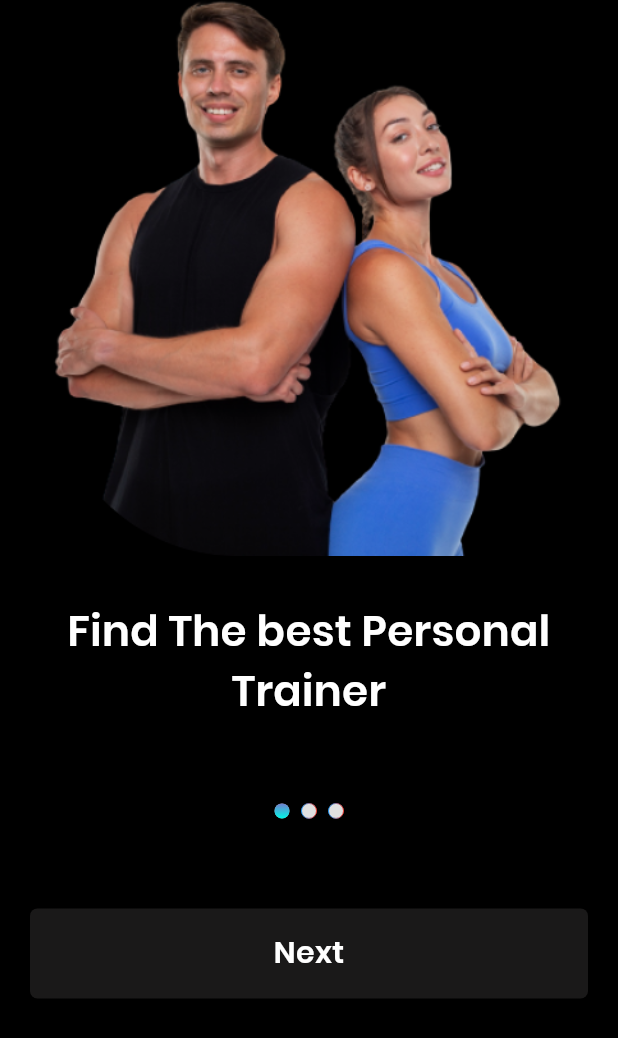
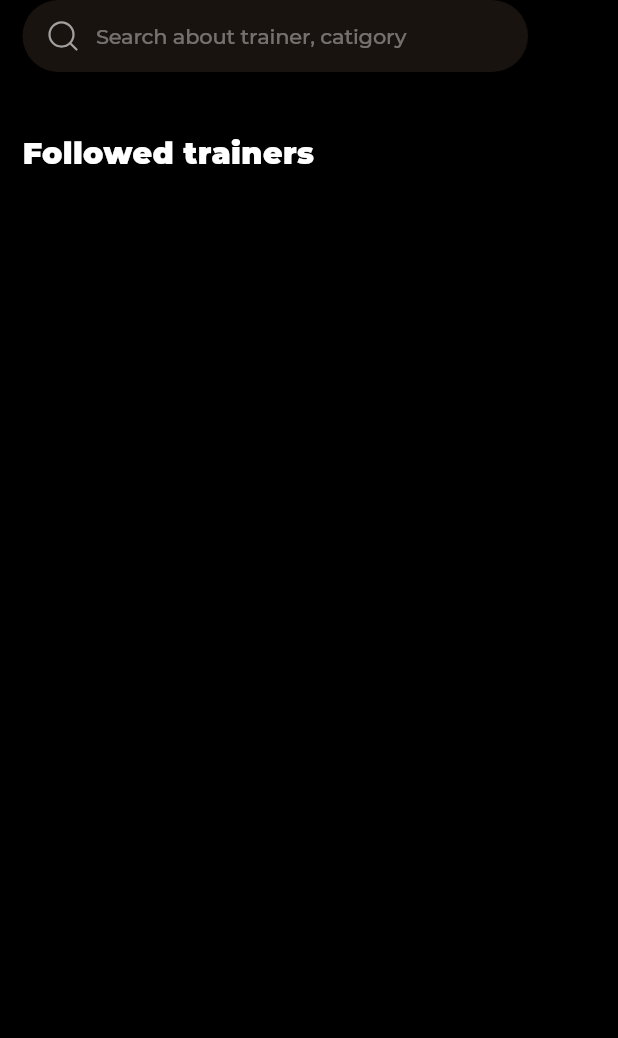
Before and after one commit to huzaifaa786/mudarribe_trainee, a Flutter app: the screen it shows after launch, on a phone screen of 412 x 824 dp. Shown: the top 1038 px of the screen. Run offline on Flutter 3.47's test engine with Material 2 defaults, Android fonts, the light colour scheme and no system bars; our stand-ins replace flutter_svg, get, get_storage, gradient_borders; project files that could hold a hidden picture were left out.

Commit message:
home page design

```diff
--- /dev/null
+++ b/lib/components/searchInput.dart
@@ -0,0 +1,40 @@
+import 'package:flutter/material.dart';
+import 'package:flutter_svg/flutter_svg.dart';
+
+class SearchInput extends StatelessWidget {
+  const SearchInput({super.key});
+
+  @override
+  Widget build(BuildContext context) {
+    return Container(
+                  width: 337,
+                  height: 48,
+                  decoration: ShapeDecoration(
+                    color: Color(0xFF18130F),
+                    shape: RoundedRectangleBorder(
+                      borderRadius: BorderRadius.circular(25),
+                    ),
+                  ),
+                  child: Padding(
+                    padding: const EdgeInsets.only(left: 15.0, right: 15.0),
+                    child: Row(children: [
+                      SvgPicture.asset('assets/images/search.svg'),
+                      const SizedBox(width:10.0,),
+                      Text(
+                        'Search about trainer, catigory',
+                        textAlign: TextAlign.center,
+                        style: TextStyle(
+                          color: Colors.white.withOpacity(0.4000000059604645),
+                          fontSize: 14,
+                          fontFamily: 'Montserrat',
+                          fontWeight: FontWeight.w500,
+                          height: 0.27,
+                          letterSpacing: -0.13,
+                        ),
+                      ),
+                    ]),
+                  ),
+                )
+              ;
+  }
+}
--- a/lib/main.dart
+++ b/lib/main.dart
@@ -4,9 +4,8 @@
 import 'package:get/get.dart';
 import 'package:get_storage/get_storage.dart';
 import 'package:mudarribe_trainee/routes/app_pages.dart';
+import 'package:mudarribe_trainee/views/home/home_view.dart';
 import 'package:mudarribe_trainee/views/splash/splash_binding.dart';
-import 'package:mudarribe_trainee/views/splash/splash_view.dart';
-
 void main() async {
   WidgetsFlutterBinding.ensureInitialized();
   await GetStorage.init();
@@ -25,11 +24,12 @@
           cursorColor: Colors.white,
         ),
         useMaterial3: true,
+        fontFamily: 'Montserrat',
       ),
       debugShowCheckedModeBanner: false,
       title: "Mudarribe",
       initialBinding: SplashBinding(),
-      home: SplashView(),
+      home: HomeView(),
       getPages: AppPages.pages,
     );
   }
--- /dev/null
+++ b/lib/views/home/home_view.dart
@@ -0,0 +1,77 @@
+import 'package:flutter/material.dart';
+import 'package:flutter_svg/svg.dart';
+import 'package:mudarribe_trainee/components/searchInput.dart';
+import 'package:mudarribe_trainee/utils/colors.dart';
+
+class HomeView extends StatelessWidget {
+  const HomeView({super.key});
+
+  @override
+  Widget build(BuildContext context) {
+    return Scaffold(
+      body: SafeArea(
+          child: Padding(
+        padding: EdgeInsets.only(left: 15.0, right: 15.0),
+        child: Column(
+          crossAxisAlignment: CrossAxisAlignment.start,
+          children: [
+            const Row(
+              children: [
+                SearchInput(),
+              ],
+            ),
+            const Padding(
+              padding: EdgeInsets.only(top: 40.0),
+              child: Text(
+                'Followed trainers',
+                style: TextStyle(
+                  color: white,
+                  fontSize: 20,
+                  fontWeight: FontWeight.w800,
+                ),
+              ),
+            ),
+            // Container(
+            //     width: double.infinity,
+            //     height: 300,
+            //     child: GridView.count(
+            //       // scrollDirection: Axis.horizontal,
+            //       physics: ScrollPhysics(),
+            //       shrinkWrap: true,
+            //       primary: true,
+            //       padding: EdgeInsets.only(top: 15.0),
+            //       //Screensize grid count
+            //       childAspectRatio: 0.60, //1.0
+            //       mainAxisSpacing: 0.2, //1.0
+            //       crossAxisSpacing: 4.0, //1.0
+            //       crossAxisCount: 3,
+            //       children: [
+            //         Container(
+            //           height: 200,
+            //           width: 200,
+            //           color: Colors.green,
+            //         ),
+            //         Container(
+            //           height: 200,
+            //           width: 200,
+            //           color: Colors.red,
+            //         ),
+            //         Container(
+            //           height: 200,
+            //           width: 200,
+            //           color: Colors.orange,
+            //         ),
+            //         Container(
+            //           height: 200,
+            //           width: 200,
+            //           color: Colors.indigo,
+            //         ),
+            //       ],
+            //     ))
+
+          ],
+        ),
+      )),
+    );
+  }
+}
```
Also changed, not shown: assets/images/search.svg (added).
